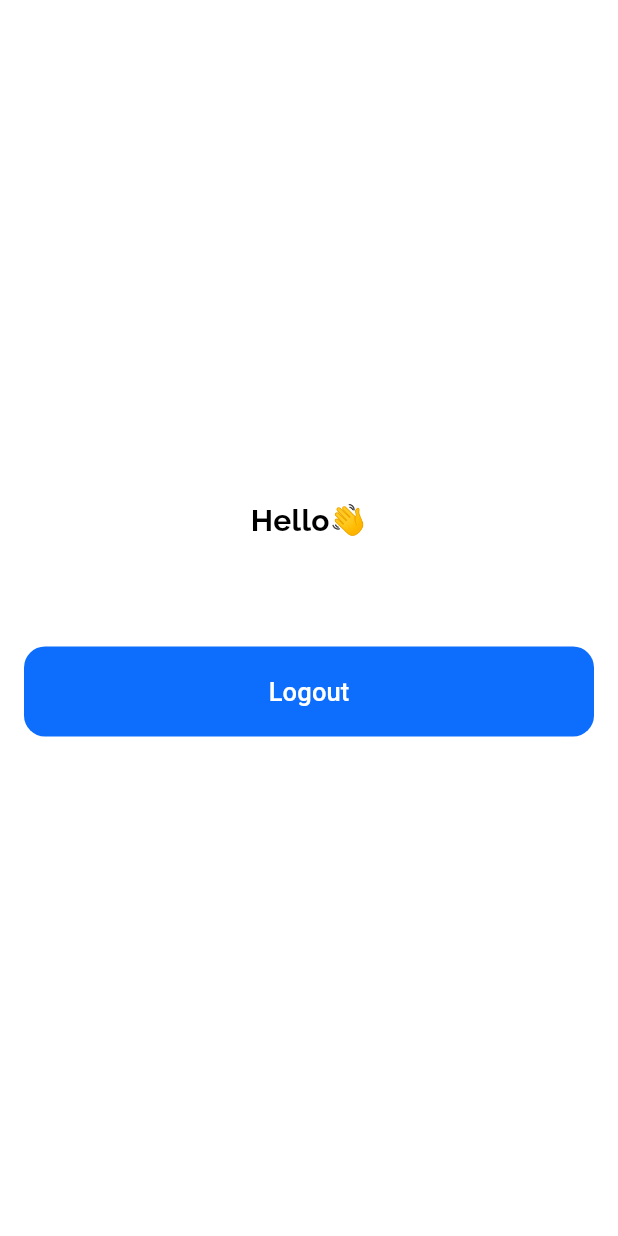
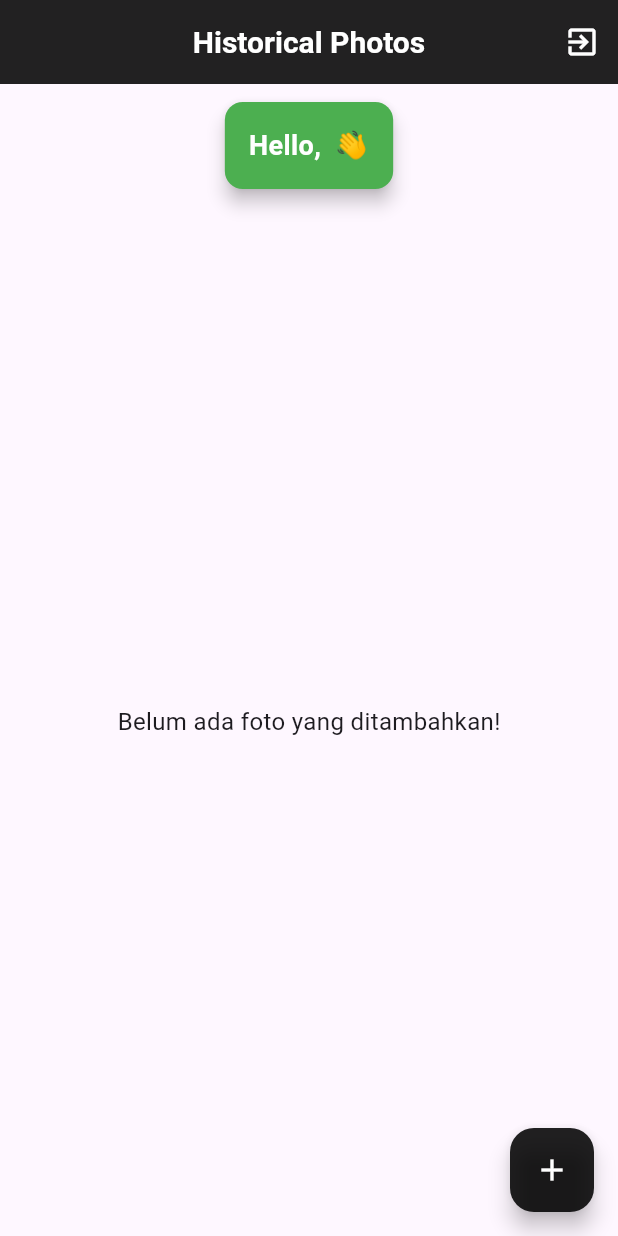
Before and after one commit to riski1488/firebase-flutter-khalid, a Flutter app: the Home screen opened directly, on a phone screen of 412 x 824 dp. Run offline on Flutter 3.47's test engine with Material 3 defaults, Android fonts, the phone set to English and light mode, and no system bars; our stand-ins replace firebase_auth, firebase_core, fluttertoast, google_fonts, google_sign_in, image_picker and 1 more; accounts and stored records are empty; network calls fail; project files that could hold a hidden picture were left out.

Commit message:
second commit

```diff
--- a/lib/pages/home/home.dart
+++ b/lib/pages/home/home.dart
@@ -1,67 +1,224 @@
 import 'package:firebase_auth/firebase_auth.dart';
 import 'package:flutter/material.dart';
-import 'package:google_fonts/google_fonts.dart';
-import 'package:tugas_firebase/services/auth_services.dart';
+import 'package:image_picker/image_picker.dart';
+import 'dart:io';
 
-class Home extends StatelessWidget {
+class Home extends StatefulWidget {
   const Home({super.key});
 
   @override
+  HomeState createState() => HomeState();
+}
+
+class HomeState extends State<Home> {
+  List<Map<String, dynamic>> uploadedPhotos = [];
+  final ImagePicker _picker = ImagePicker();
+
+  Future<void> _pickImage() async {
+    final XFile? image = await _picker.pickImage(source: ImageSource.gallery);
+    if (image != null) {
+      _showImageDetailsDialog(File(image.path));
+    }
+  }
+
+  void _showImageDetailsDialog(File imageFile) {
+    TextEditingController yearController = TextEditingController();
+    TextEditingController descController = TextEditingController();
+
+    showDialog(
+      context: context,
+      builder: (context) {
+        return AlertDialog(
+          title: const Text("Tambah Foto Bersejarah"),
+          content: Column(
+            mainAxisSize: MainAxisSize.min,
+            children: [
+              TextField(
+                controller: yearController,
+                keyboardType: TextInputType.number,
+                decoration: const InputDecoration(labelText: "Tahun Publikasi"),
+              ),
+              TextField(
+                controller: descController,
+                decoration: const InputDecoration(labelText: "Deskripsi Foto"),
+              ),
+            ],
+          ),
+          actions: [
+            TextButton(
+              onPressed: () => Navigator.pop(context),
+              child: const Text("Batal"),
+            ),
+            ElevatedButton(
+              onPressed: () {
+                setState(() {
+                  uploadedPhotos.insert(0, {
+                    "file": imageFile,
+                    "year": yearController.text,
+                    "description": descController.text,
+                  });
+                });
+                Navigator.pop(context);
+              },
+              child: const Text("Simpan"),
+            ),
+          ],
+        );
+      },
+    );
+  }
+
+  void _showDeleteDialog(int index) {
+    showDialog(
+      context: context,
+      builder: (context) {
+        return AlertDialog(
+          title: const Text("Konfirmasi Hapus"),
+          content: const Text("Apakah Anda yakin ingin menghapus foto ini?"),
+          actions: [
+            TextButton(
+              onPressed: () => Navigator.pop(context),
+              child: const Text("Tidak"),
+            ),
+            ElevatedButton(
+              onPressed: () {
+                setState(() {
+                  uploadedPhotos.removeAt(index);
+                });
+                Navigator.pop(context);
+              },
+              style: ElevatedButton.styleFrom(backgroundColor: Colors.red),
+              child: const Text("Ya"),
+            ),
+          ],
+        );
+      },
+    );
+  }
+
+  @override
   Widget build(BuildContext context) {
+    final user = FirebaseAuth.instance.currentUser;
+
     return Scaffold(
-      backgroundColor: Colors.white,
-      body: SafeArea(
+      appBar: AppBar(
+        title: const Text("Historical Photos"),
+        titleTextStyle: const TextStyle(
+          color: Colors.white,
+          fontSize: 20,
+          fontWeight: FontWeight.bold,
+        ),
+        centerTitle: true,
+        backgroundColor: Colors.black87,
+        actions: [
+          IconButton(
+            icon: const Icon(Icons.exit_to_app, color: Colors.white),
+            onPressed: () async {
+              await FirebaseAuth.instance.signOut();
+              if (context.mounted) {
+                Navigator.pushReplacementNamed(context, "/login");
+              }
+            },
+          ),
+        ],
+      ),
+      floatingActionButton: FloatingActionButton(
+        onPressed: _pickImage,
+        backgroundColor: Colors.black87,
+        child: const Icon(Icons.add, color: Colors.white),
+      ),
+      body: Column(
+        children: [
+          Padding(
+            padding: const EdgeInsets.all(8.0),
+            child: Card(
+              color: Colors.green,
+              elevation: 5,
+              shape: RoundedRectangleBorder(
+                borderRadius: BorderRadius.circular(12),
+              ),
               child: Padding(
-          padding: const EdgeInsets.symmetric(horizontal: 16, vertical: 16),
+                padding: const EdgeInsets.all(16.0),
+                child: Text(
+                  "Hello, ${user?.email ?? 'User'} 👋",
+                  style: const TextStyle(
+                    color: Colors.white,
+                    fontSize: 18,
+                    fontWeight: FontWeight.bold,
+                  ),
+                ),
+              ),
+            ),
+          ),
+          Expanded(
+            child: uploadedPhotos.isEmpty
+                ? const Center(
+                    child: Text(
+                      "Belum ada foto yang ditambahkan!",
+                      style: TextStyle(fontSize: 16),
+                    ),
+                  )
+                : Padding(
+                    padding: const EdgeInsets.all(8.0),
+                    child: GridView.builder(
+                      gridDelegate: const SliverGridDelegateWithFixedCrossAxisCount(
+                        crossAxisCount: 2,
+                        crossAxisSpacing: 8,
+                        mainAxisSpacing: 8,
+                        childAspectRatio: 1,
+                      ),
+                      itemCount: uploadedPhotos.length,
+                      itemBuilder: (context, index) {
+                        return ClipRRect(
+                          borderRadius: BorderRadius.circular(12),
+                          child: Stack(
+                            children: [
+                              Image.file(
+                                uploadedPhotos[index]["file"],
+                                fit: BoxFit.cover,
+                                width: double.infinity,
+                                height: double.infinity,
+                              ),
+                              Positioned(
+                                top: 4,
+                                right: 4,
+                                child: IconButton(
+                                  icon: const Icon(Icons.delete, color: Colors.red),
+                                  onPressed: () => _showDeleteDialog(index),
+                                ),
+                              ),
+                              Positioned(
+                                bottom: 0,
+                                left: 0,
+                                right: 0,
+                                child: Container(
+                                  color: Colors.black54,
+                                  padding: const EdgeInsets.all(4),
                                   child: Column(
-            mainAxisAlignment: MainAxisAlignment.center,
+                                    crossAxisAlignment: CrossAxisAlignment.start,
                                     children: [
                                       Text(
-                'Hello👋',
-                style: GoogleFonts.raleway(
-                    textStyle: const TextStyle(
-                        color: Colors.black,
-                        fontWeight: FontWeight.bold,
-                        fontSize: 20)),
-              ),
-              const SizedBox(
-                height: 10,
+                                        uploadedPhotos[index]["year"],
+                                        style: const TextStyle(
+                                            color: Colors.white,
+                                            fontWeight: FontWeight.bold),
                                       ),
                                       Text(
-                FirebaseAuth.instance.currentUser!.email!.toString(),
-                style: GoogleFonts.raleway(
-                    textStyle: const TextStyle(
-                        color: Colors.black,
-                        fontWeight: FontWeight.bold,
-                        fontSize: 20)),
+                                        uploadedPhotos[index]["description"],
+                                        style: const TextStyle(color: Colors.white),
                                       ),
-              const SizedBox(
-                height: 30,
-              ),
-              _logout(context)
                                     ],
                                   ),
                                 ),
                               ),
+                            ],
+                          ),
                         );
-  }
-
-  Widget _logout(BuildContext context) {
-    return ElevatedButton(
-      style: ElevatedButton.styleFrom(
-        backgroundColor: const Color(0xff0D6EFD),
-        shape: RoundedRectangleBorder(
-          borderRadius: BorderRadius.circular(14),
+                      },
                     ),
-        minimumSize: const Size(double.infinity, 60),
-        elevation: 0,
                   ),
-      onPressed: () async {
-        await AuthService().signout(context: context);
-      },
-      child: const Text(
-        "Logout",
-        style: TextStyle(fontSize: 17, color: Colors.white),
+          ),
+        ],
       ),
     );
   }
```
Also changed, not shown: pubspec.yaml (+15 -0 lines), assets/logo2.png (added), assets/logoprofil.JPEG (added), pubspec.lock, 5 other files. Lines whose indentation alone changed are shown as unchanged.
